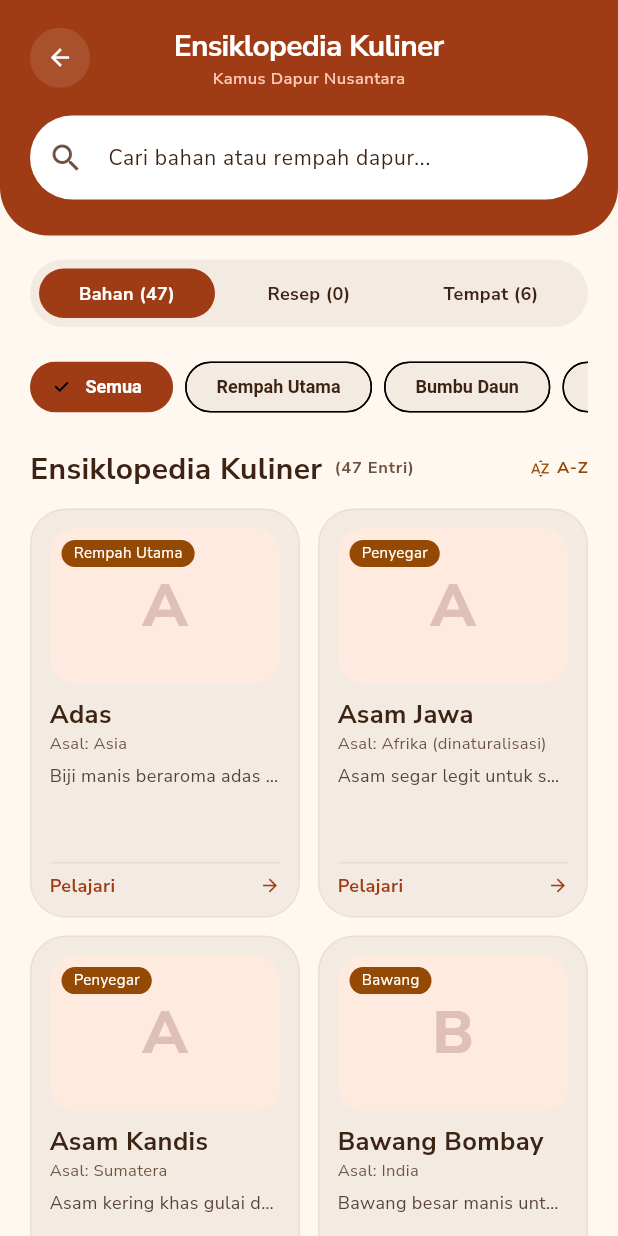
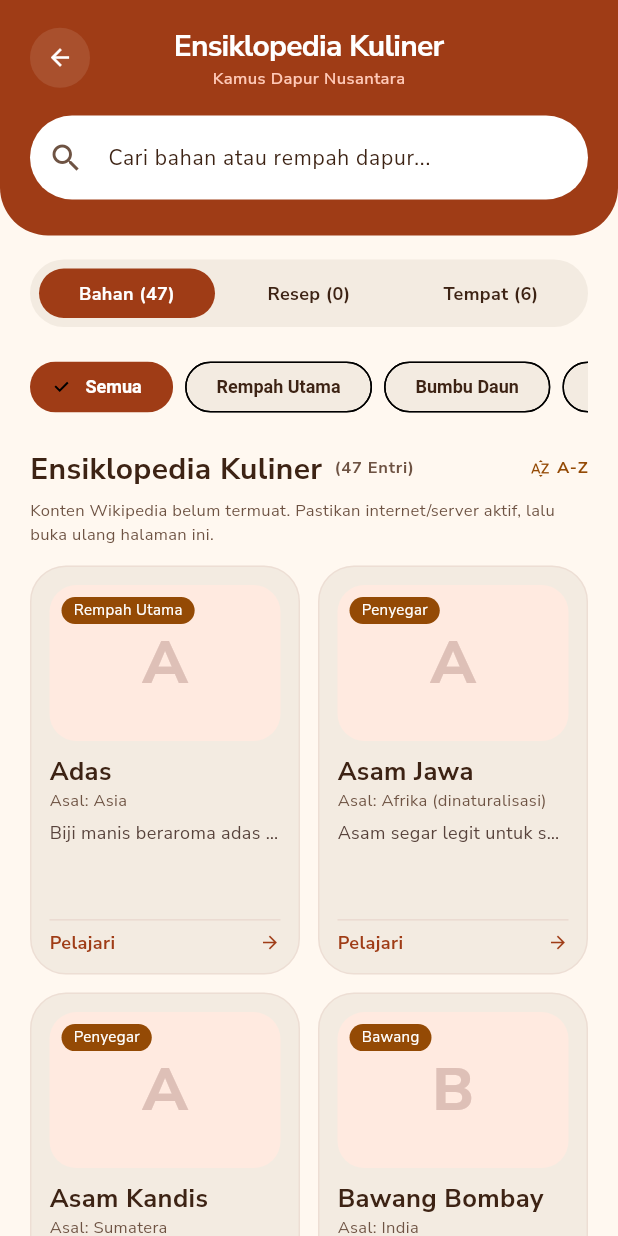
Before and after one commit to anggchr1/MasakYuk, a Flutter app: the screen it shows after launch, after a tap on "Masuk dengan Google", after a tap on "Jelajahi Resep Terlebih Dahulu", after a tap on "Semua ›", on a phone screen of 412 x 824 dp. Run offline on Flutter 3.47's test engine with Material 3 defaults, Android fonts, the light colour scheme and no system bars; our stand-ins replace flutter_svg, geocoding, geolocator, google_fonts, google_sign_in, image_picker and 4 more; missing offline and left inert: gal; network calls fail.

Commit message:
Ensiklopedia: segarkan data Wikipedia setiap layar dibuka + petunjuk bila belum termuat

```diff
--- a/lib/data/recipe_repository.dart
+++ b/lib/data/recipe_repository.dart
@@ -39,6 +39,9 @@ class RecipeRepository extends ChangeNotifier {
 
   List<Recipe> get customs => List.unmodifiable(_custom);
   bool isFavorite(String docId) => _favorites.contains(docId);
+
+  /// True kalau konten Wikipedia sudah termuat (dari API atau cache).
+  bool get ensiklopediaDaring => _ensiklopediaServer.isNotEmpty;
 
   /// Ensiklopedia tampil: kurasi lokal + impor Wikipedia (nama ganda dibuang).
   List<IngredientInfo> get ensiklopedia {
@@ -132,7 +135,7 @@ class RecipeRepository extends ChangeNotifier {
     ]);
     loaded = true;
     notifyListeners();
-    _segarkanEnsiklopedia(); // jaringan; gagal = pakai cache/assets
+    muatEnsiklopedia(); // jaringan; gagal = pakai cache/assets
   }
 
   /// Baca snapshot ensiklopedia terakhir dari perangkat (mode offline).
@@ -149,7 +152,8 @@ class RecipeRepository extends ChangeNotifier {
   }
 
   /// Segarkan dari server, lalu simpan supaya bisa dibuka tanpa internet.
-  Future<void> _segarkanEnsiklopedia() async {
+  /// Dipanggil saat app mulai dan setiap kali layar Ensiklopedia dibuka.
+  Future<void> muatEnsiklopedia() async {
     try {
       final res = await api.get('/api/v1/ensiklopedia');
       final data = ((res['data'] as List?) ?? (res as List?) ?? const [])
--- a/lib/features/encyclopedia/encyclopedia_view.dart
+++ b/lib/features/encyclopedia/encyclopedia_view.dart
@@ -39,6 +39,10 @@ class _EncyclopediaScreenState
     );
     _fade = CurvedAnimation(parent: _controller, curve: Curves.easeIn);
     _controller.forward();
+    // Segarkan tiap layar dibuka: data Wikipedia bisa belum ada saat app start.
+    widget.repo.muatEnsiklopedia().then((_) {
+      if (mounted) setState(() {});
+    });
   }
 
   String? _priceOf(Recipe r) {
@@ -259,6 +263,16 @@ class _EncyclopediaScreenState
       const SizedBox(height: 16),
       _sectionTitle(
           'Ensiklopedia Kuliner', '(${items.length} Entri)'),
+      if (!repo.ensiklopediaDaring)
+        Padding(
+          padding: const EdgeInsets.only(top: 6),
+          child: Text(
+            'Konten Wikipedia belum termuat. Pastikan internet/server aktif, '
+            'lalu buka ulang halaman ini.',
+            style: TextStyle(
+                fontSize: 11, color: AppColors.chocolateMuted),
+          ),
+        ),
       const SizedBox(height: 12),
       GridView.builder(
         shrinkWrap: true,
```
